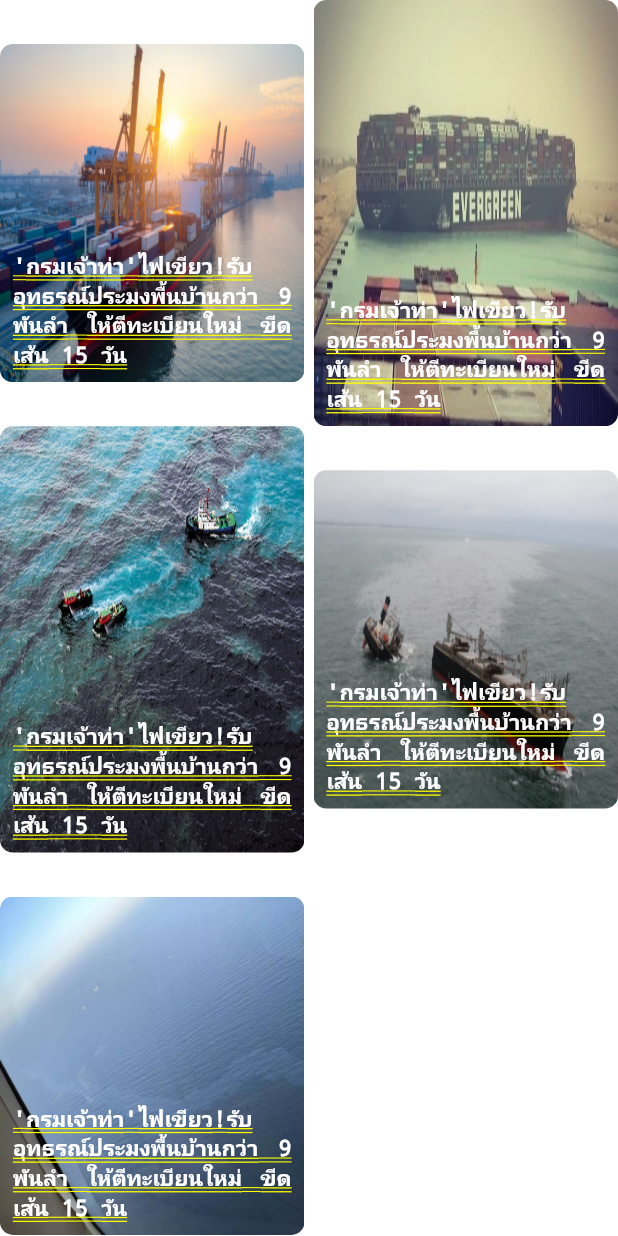
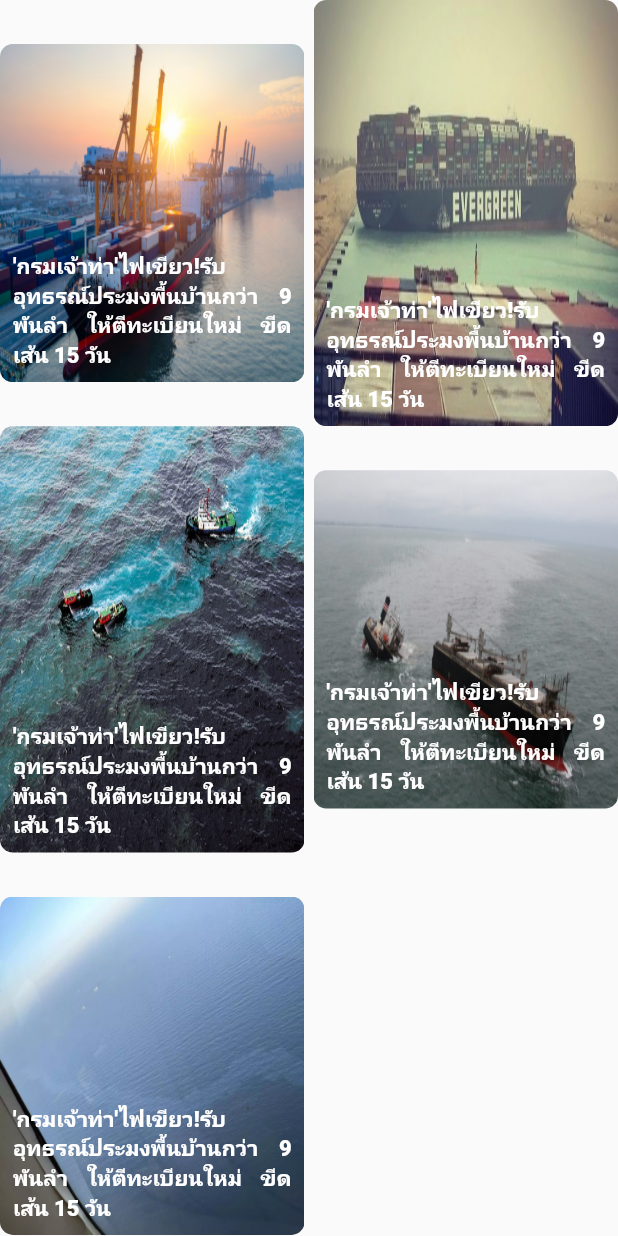
Before and after one commit to etnecadev/etneca-link, a Flutter app: the NewsComponent screen opened by its route, on a phone screen of 412 x 824 dp. Run offline on Flutter 3.47's test engine with Material 2 defaults, Android fonts, the phone set to English and light mode, and no system bars; our stand-ins replace adaptive_theme, contained_tab_bar_view, dot_navigation_bar, expandable, flutter_staggered_animations, font_awesome_flutter and 2 more.

Commit message:
slove yellow underline text

```diff
--- a/lib/src/component/news.dart
+++ b/lib/src/component/news.dart
@@ -6,7 +6,9 @@ class NewsComponent extends StatelessWidget {
     static const routeName = '/news';
   @override
   Widget build(BuildContext context) {
-    return AnimationLimiter(
+    return Material(
+
+          child: AnimationLimiter(
         child: GridView.custom(
             gridDelegate: SliverWovenGridDelegate.count(
               crossAxisCount: 2,
@@ -57,6 +59,7 @@ class NewsComponent extends StatelessWidget {
                       ),
                     ),
                 childCount: 5)),
+      ),
     );
   }
 }
```
Lines whose indentation alone changed are shown as unchanged.
